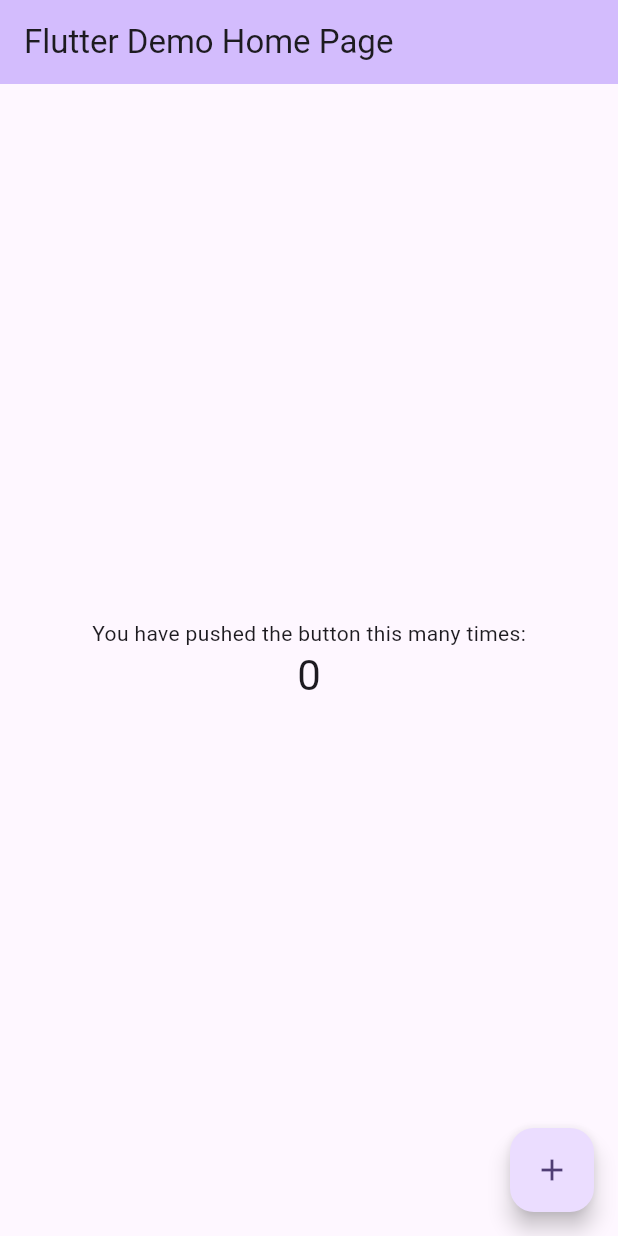
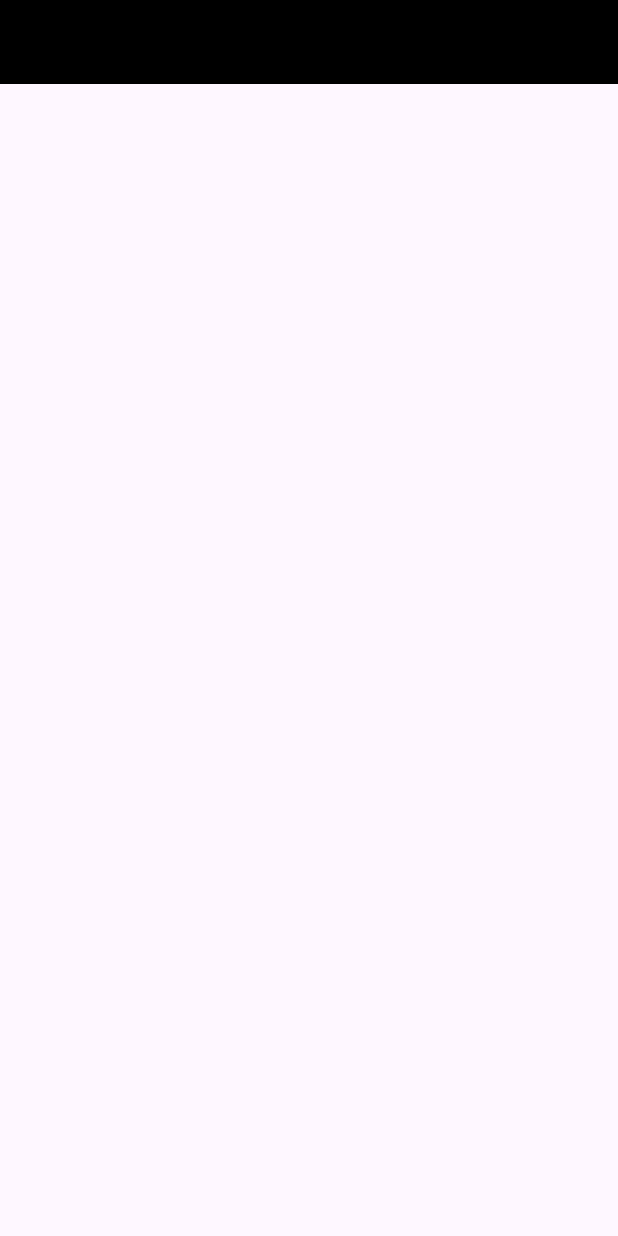
Before and after one commit to nhahub/NHA-225, a Flutter app: the screen it shows after launch, on a phone screen of 412 x 824 dp. Run offline on Flutter 3.47's test engine with Material 3 defaults, Android fonts, the phone set to English and light mode, and no system bars.

Commit message:
2nd Setup

```diff
--- a/copaw/lib/Feature/Ai/screens/ai_assistant_screen.dart
+++ b/copaw/lib/Feature/Ai/screens/ai_assistant_screen.dart
@@ -0,0 +1,10 @@
+import 'package:flutter/material.dart';
+
+class AiAssistantScreen extends StatelessWidget {
+  const AiAssistantScreen({super.key});
+
+  @override
+  Widget build(BuildContext context) {
+    return Scaffold(appBar: AppBar(backgroundColor: Colors.black));
+  }
+}
--- a/copaw/lib/main.dart
+++ b/copaw/lib/main.dart
@@ -1,122 +1,8 @@
+import 'package:copaw/Feature/Ai/screens/ai_assistant_screen.dart';
 import 'package:flutter/material.dart';
 
 void main() {
-  runApp(const MyApp());
+  runApp(
+    MaterialApp(home: AiAssistantScreen(), debugShowCheckedModeBanner: false),
+  );
 }
-
-class MyApp extends StatelessWidget {
-  const MyApp({super.key});
-
-  // This widget is the root of your application.
-  @override
-  Widget build(BuildContext context) {
-    return MaterialApp(
-      title: 'Flutter Demo',
-      theme: ThemeData(
-        // This is the theme of your application.
-        //
-        // TRY THIS: Try running your application with "flutter run". You'll see
-        // the application has a purple toolbar. Then, without quitting the app,
-        // try changing the seedColor in the colorScheme below to Colors.green
-        // and then invoke "hot reload" (save your changes or press the "hot
-        // reload" button in a Flutter-supported IDE, or press "r" if you used
-        // the command line to start the app).
-        //
-        // Notice that the counter didn't reset back to zero; the application
-        // state is not lost during the reload. To reset the state, use hot
-        // restart instead.
-        //
-        // This works for code too, not just values: Most code changes can be
-        // tested with just a hot reload.
-        colorScheme: ColorScheme.fromSeed(seedColor: Colors.deepPurple),
-      ),
-      home: const MyHomePage(title: 'Flutter Demo Home Page'),
-    );
-  }
-}
-
-class MyHomePage extends StatefulWidget {
-  const MyHomePage({super.key, required this.title});
-
-  // This widget is the home page of your application. It is stateful, meaning
-  // that it has a State object (defined below) that contains fields that affect
-  // how it looks.
-
-  // This class is the configuration for the state. It holds the values (in this
-  // case the title) provided by the parent (in this case the App widget) and
-  // used by the build method of the State. Fields in a Widget subclass are
-  // always marked "final".
-
-  final String title;
-
-  @override
-  State<MyHomePage> createState() => _MyHomePageState();
-}
-
-class _MyHomePageState extends State<MyHomePage> {
-  int _counter = 0;
-
-  void _incrementCounter() {
-    setState(() {
-      // This call to setState tells the Flutter framework that something has
-      // changed in this State, which causes it to rerun the build method below
-      // so that the display can reflect the updated values. If we changed
-      // _counter without calling setState(), then the build method would not be
-      // called again, and so nothing would appear to happen.
-      _counter++;
-    });
-  }
-
-  @override
-  Widget build(BuildContext context) {
-    // This method is rerun every time setState is called, for instance as done
-    // by the _incrementCounter method above.
-    //
-    // The Flutter framework has been optimized to make rerunning build methods
-    // fast, so that you can just rebuild anything that needs updating rather
-    // than having to individually change instances of widgets.
-    return Scaffold(
-      appBar: AppBar(
-        // TRY THIS: Try changing the color here to a specific color (to
-        // Colors.amber, perhaps?) and trigger a hot reload to see the AppBar
-        // change color while the other colors stay the same.
-        backgroundColor: Theme.of(context).colorScheme.inversePrimary,
-        // Here we take the value from the MyHomePage object that was created by
-        // the App.build method, and use it to set our appbar title.
-        title: Text(widget.title),
-      ),
-      body: Center(
-        // Center is a layout widget. It takes a single child and positions it
-        // in the middle of the parent.
-        child: Column(
-          // Column is also a layout widget. It takes a list of children and
-          // arranges them vertically. By default, it sizes itself to fit its
-          // children horizontally, and tries to be as tall as its parent.
-          //
-          // Column has various properties to control how it sizes itself and
-          // how it positions its children. Here we use mainAxisAlignment to
-          // center the children vertically; the main axis here is the vertical
-          // axis because Columns are vertical (the cross axis would be
-          // horizontal).
-          //
-          // TRY THIS: Invoke "debug painting" (choose the "Toggle Debug Paint"
-          // action in the IDE, or press "p" in the console), to see the
-          // wireframe for each widget.
-          mainAxisAlignment: MainAxisAlignment.center,
-          children: <Widget>[
-            const Text('You have pushed the button this many times:'),
-            Text(
-              '$_counter',
-              style: Theme.of(context).textTheme.headlineMedium,
-            ),
-          ],
-        ),
-      ),
-      floatingActionButton: FloatingActionButton(
-        onPressed: _incrementCounter,
-        tooltip: 'Increment',
-        child: const Icon(Icons.add),
-      ), // This trailing comma makes auto-formatting nicer for build methods.
-    );
-  }
-}
```
Also changed, not shown: copaw/pubspec.lock, 1 other file.
